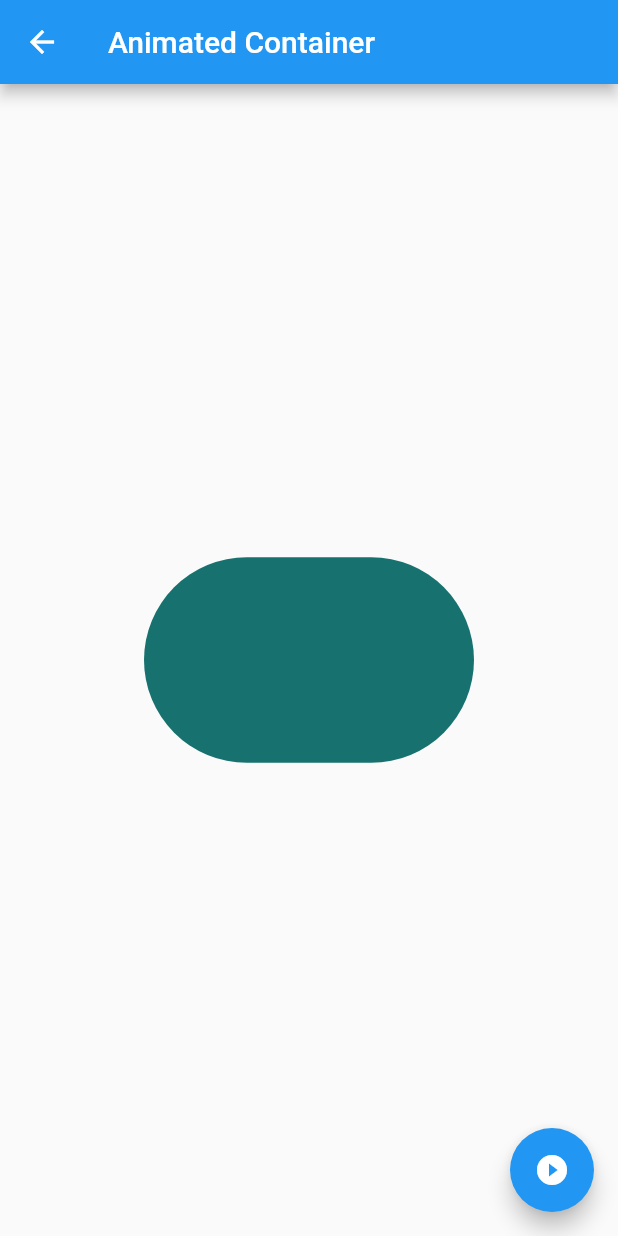
After one commit to jguillermo/learn-flutter, a Flutter app: the AnimatedContainerPage screen opened by its route, after a tap on the "play circle filled" icon, on a phone screen of 412 x 824 dp. The commit adds this screen. Run offline on Flutter 3.47's test engine with Material 2 defaults, Android fonts, the phone set to English and light mode, and no system bars.

Commit message:
componentes animated

```diff
--- a/basic/componentes/data/menu_opts.json
+++ b/basic/componentes/data/menu_opts.json
@@ -15,6 +15,11 @@
             "ruta" : "card",
             "icon" : "folder_open",
             "texto": "Cards - Tarjetas"
+        },
+        {
+            "ruta" : "animatedContainer",
+            "icon" : "donut_large",
+            "texto": "Animated Container"
         }
     ]
 }
--- /dev/null
+++ b/basic/componentes/lib/src/pages/animated_container.dart
@@ -0,0 +1,51 @@
+import 'dart:math';
+
+import 'package:flutter/material.dart';
+
+class AnimatedContainerPage extends StatefulWidget {
+  AnimatedContainerPage({Key key}) : super(key: key);
+
+  @override
+  _AnimatedContainerPageState createState() => _AnimatedContainerPageState();
+}
+
+class _AnimatedContainerPageState extends State<AnimatedContainerPage> {
+  double _width = 50.0;
+  double _height = 50.0;
+  Color _color = Colors.pink;
+
+  BorderRadiusGeometry _borderRadius = BorderRadius.circular(8.0);
+
+  @override
+  Widget build(BuildContext context) {
+    return Scaffold(
+      appBar: AppBar(
+        title: Text('Animated Container'),
+      ),
+      body: Center(
+        child: AnimatedContainer(
+          width: _width,
+          height: _height,
+          decoration: BoxDecoration(borderRadius: _borderRadius, color: _color),
+          duration: Duration(seconds: 1),
+          curve: Curves.fastOutSlowIn,
+        ),
+      ),
+      floatingActionButton: FloatingActionButton(
+        onPressed: _floatingAction,
+        child: Icon(Icons.play_circle_filled),
+      ),
+    );
+  }
+
+  void _floatingAction() {
+    final random = Random();
+    setState(() {
+      _width = random.nextInt(300).toDouble();
+      _height = random.nextInt(300).toDouble();
+      _color = Color.fromRGBO(
+          random.nextInt(255), random.nextInt(255), random.nextInt(255), 1);
+      _borderRadius = BorderRadius.circular(random.nextInt(300).toDouble());
+    });
+  }
+}
--- a/basic/componentes/lib/src/routes/routes.dart
+++ b/basic/componentes/lib/src/routes/routes.dart
@@ -1,4 +1,5 @@
 import 'package:componentes/src/pages/alert_page.dart';
+import 'package:componentes/src/pages/animated_container.dart';
 import 'package:componentes/src/pages/avatar_page.dart';
 import 'package:componentes/src/pages/card_page.dart';
 import 'package:componentes/src/pages/home_page.dart';
@@ -10,5 +11,6 @@ Map<String, WidgetBuilder> getApplicationRoutes() {
     'alert': (BuildContext context) => AlertPage(),
     'avatar': (BuildContext context) => AvatarPage(),
     'card': (BuildContext context) => CardPage(),
+    'animatedContainer': (BuildContext context) => AnimatedContainerPage(),
   };
 }
--- a/basic/componentes/lib/src/utils/icono_string_util.dart
+++ b/basic/componentes/lib/src/utils/icono_string_util.dart
@@ -3,7 +3,8 @@ import 'package:flutter/material.dart';
 final _icons = <String, IconData>{
   "add_alert": Icons.add_alert,
   "accessibility": Icons.accessibility,
-  "folder_open": Icons.folder_open
+  "folder_open": Icons.folder_open,
+  "donut_large": Icons.donut_large
 };
 
 Icon getIcon(String nombreIcono) {
```
